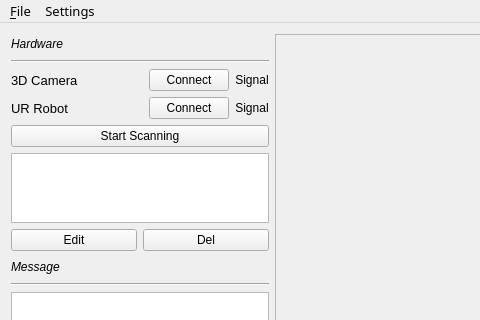
This is forms/mainwindow.ui in leihui6/osg_qtwidget as Qt 5 draws it before an edit; both pictures show x 0 to 480 and y 0 to 320 of the 887 by 676 pixel window. The edited form follows.
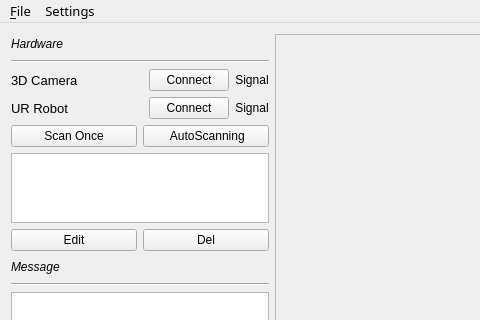
This is the edited form.

Diff of the .ui file:
```diff
--- a/forms/mainwindow.ui
+++ b/forms/mainwindow.ui
@@ -149,10 +149,21 @@
             </item>
            </layout>
           </item>
+         </layout>
+        </item>
+        <item>
+         <layout class="QHBoxLayout" name="horizontalLayout_6">
           <item>
-           <widget class="QPushButton" name="pbt_scanning">
+           <widget class="QPushButton" name="pbt_onceScan">
             <property name="text">
-             <string>Start Scanning</string>
+             <string>Scan Once</string>
+            </property>
+           </widget>
+          </item>
+          <item>
+           <widget class="QPushButton" name="pbt_autoScan">
+            <property name="text">
+             <string> AutoScanning</string>
             </property>
            </widget>
           </item>
```
Left out of the diff: 2 changed lines with no effect on the pictures.
